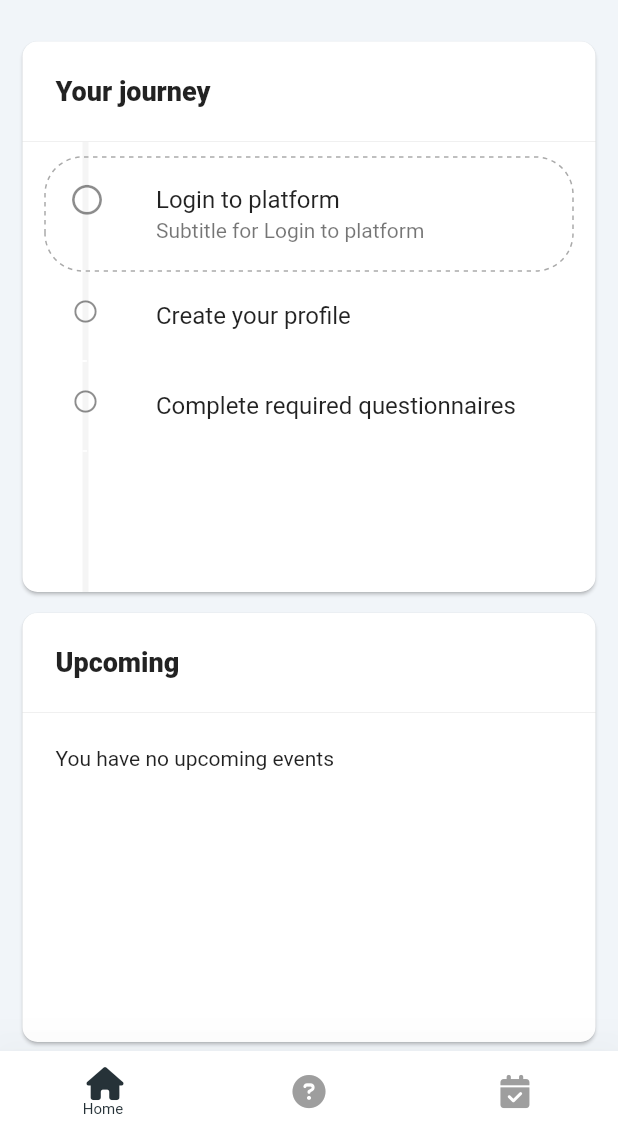
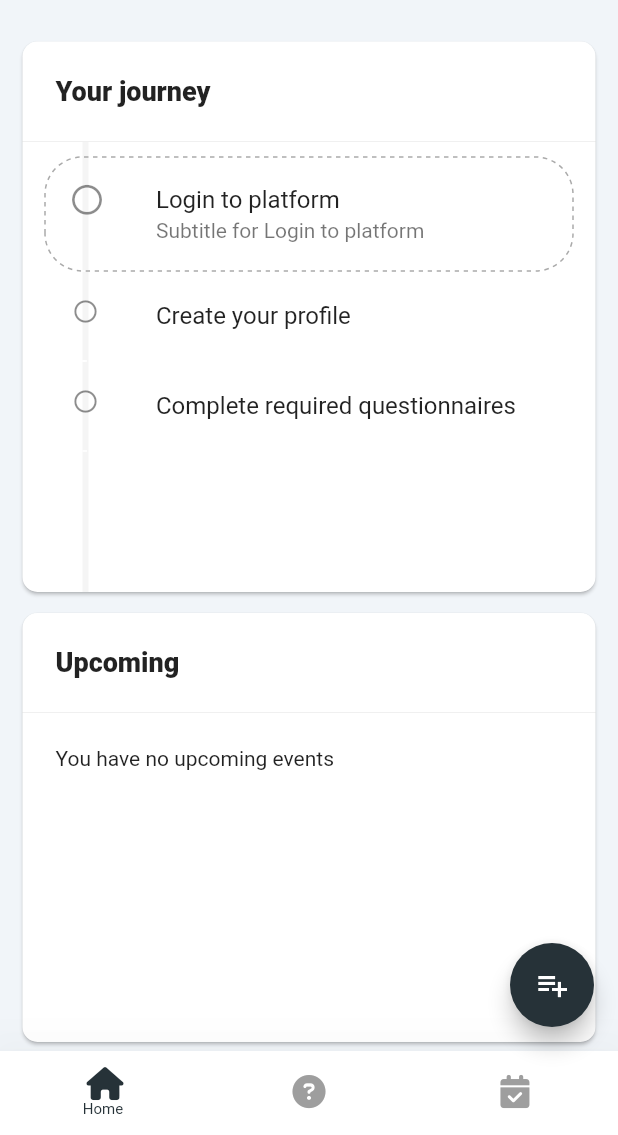
Before and after one commit to izi4ever/stepper_markup, a Flutter app: the screen it shows after launch, on a phone screen of 412 x 824 dp, the part 101-1236 px from its top. Run offline on Flutter 3.47's test engine with Material 2 defaults, Android fonts, the phone set to English and light mode, and no system bars; drawn by our look-alikes of dotted_border; our stand-ins replace flutter_calendar_carousel, font_awesome_flutter, google_fonts; Roboto replaces fonts that are missing (Vollkorn).

Commit message:
Adding calendar, just layout

```diff
--- a/lib/main.dart
+++ b/lib/main.dart
@@ -1,6 +1,6 @@
 import 'package:flutter/material.dart';
-import 'package:google_fonts/google_fonts.dart';
 
+import 'theme.dart';
 import 'main/bottom_nav_bar.dart';
 
 void main() => runApp(const MyApp());
@@ -12,19 +12,7 @@ class MyApp extends StatelessWidget {
   Widget build(BuildContext context) {
     return MaterialApp(
       title: 'Stepper Markup',
-      theme: ThemeData(
-        appBarTheme: const AppBarTheme(
-          backgroundColor: Color(0xfff4f4f4),
-          elevation: 0,
-        ),
-        scaffoldBackgroundColor: const Color(0xfff1f5f9),
-        textTheme: GoogleFonts.vollkornTextTheme(
-          Theme.of(context).textTheme,
-        ),
-        cardTheme: const CardTheme(
-          margin: EdgeInsets.only(top: 14),
-        ),
-      ),
+      theme: customTheme(context),
       home: const BottomNavBar(),
     );
   }
--- a/lib/main/bottom_nav_bar.dart
+++ b/lib/main/bottom_nav_bar.dart
@@ -1,5 +1,6 @@
 import 'package:flutter/material.dart';
-import 'package:stepper_markup/main/tab_bar_item.dart';
+import 'popup_calendar/popup_calendar.dart';
+import 'tab_bar_item.dart';
 
 class BottomNavBar extends StatefulWidget {
   const BottomNavBar({Key? key}) : super(key: key);
@@ -45,6 +46,10 @@ class _BottomNavBarState extends State<BottomNavBar> {
         currentIndex: _selectedIndex,
         onTap: _onItemTapped,
       ),
+      floatingActionButton: FloatingActionButton(
+        onPressed: () => popupCalendar(context),
+        child: const Icon(Icons.playlist_add),
+      )
     );
   }
 }
--- a/lib/main/tab_bar_item.dart
+++ b/lib/main/tab_bar_item.dart
@@ -1,8 +1,8 @@
 import 'package:flutter/widgets.dart';
 import 'package:font_awesome_flutter/font_awesome_flutter.dart';
-import 'package:stepper_markup/main/pages/home_page.dart';
-import 'package:stepper_markup/main/pages/page_1.dart';
-import 'package:stepper_markup/main/pages/page_2.dart';
+import 'home_page/home_page.dart';
+import 'home_page/page_1.dart';
+import 'home_page/page_2.dart';
 
 enum TabBarItem  {
   home(icon: FontAwesomeIcons.house, title: 'Home', body: HomePage()),
--- /dev/null
+++ b/lib/theme.dart
@@ -0,0 +1,41 @@
+import 'package:flutter/material.dart';
+import 'package:google_fonts/google_fonts.dart';
+
+ThemeData customTheme(BuildContext context) {
+  return ThemeData(
+    primaryColor: Colors.blueGrey[900],
+    appBarTheme: const AppBarTheme(
+      backgroundColor: Color(0xfff4f4f4),
+      elevation: 0,
+    ),
+    scaffoldBackgroundColor: const Color(0xfff1f5f9),
+    textTheme: GoogleFonts.vollkornTextTheme(
+      Theme.of(context).textTheme,
+    ),
+    cardTheme: const CardTheme(
+      margin: EdgeInsets.only(top: 14),
+    ),
+    floatingActionButtonTheme: FloatingActionButtonThemeData(
+      backgroundColor: Colors.blueGrey[900],
+    ),
+    elevatedButtonTheme: ElevatedButtonThemeData(
+      style: ElevatedButton.styleFrom(
+        primary: Colors.blueGrey[900],
+        shape: RoundedRectangleBorder(
+          borderRadius: BorderRadius.circular(25),
+        ),
+        elevation: 0,
+      ),
+    ),
+    dialogTheme: const DialogTheme(
+      shape: RoundedRectangleBorder(
+        borderRadius: BorderRadius.only(
+          topLeft:     Radius.circular(20),
+          topRight:    Radius.circular(20),
+          bottomLeft:  Radius.circular(31),
+          bottomRight: Radius.circular(31),
+        ),
+      ),
+    ),
+  );
+}
--- a/pubspec.yaml
+++ b/pubspec.yaml
@@ -37,6 +37,8 @@ dependencies:
   font_awesome_flutter: ^10.1.0
   google_fonts: ^3.0.1
   dotted_border: ^2.0.0+2
+  flutter_calendar_carousel: ^2.4.0
+  intl: ^0.17.0
 
 dev_dependencies:
   flutter_test:
```
Also changed, not shown: lib/main/popup_calendar/custom_calendar.dart (added, +140 -0 lines), lib/main/popup_calendar/free_time_list.dart (added, +42 -0 lines), lib/main/popup_calendar/popup_calendar.dart (added, +50 -0 lines), lib/main/home_page/home_page.dart (renamed from lib/main/pages/home_page.dart), lib/main/home_page/page_1.dart (renamed from lib/main/pages/page_1.dart), lib/main/home_page/page_2.dart (renamed from lib/main/pages/page_2.dart), lib/main/home_page/page_3.dart (renamed from lib/main/pages/page_3.dart), lib/main/home_page/page_4.dart (renamed from lib/main/pages/page_4.dart), lib/main/home_page/page_5.dart (renamed from lib/main/pages/page_5.dart), lib/main/home_page/widgets/custom_stepper.dart (renamed from lib/main/pages/widgets/custom_stepper.dart), lib/main/home_page/widgets/one_step.dart (renamed from lib/main/pages/widgets/one_step.dart), lib/main/home_page/widgets/stepper_element.dart (renamed from lib/main/pages/widgets/stepper_element.dart), lib/main/home_page/widgets/stepper_state.dart (renamed from lib/main/pages/widgets/stepper_state.dart), pubspec.lock, 3 other files.
